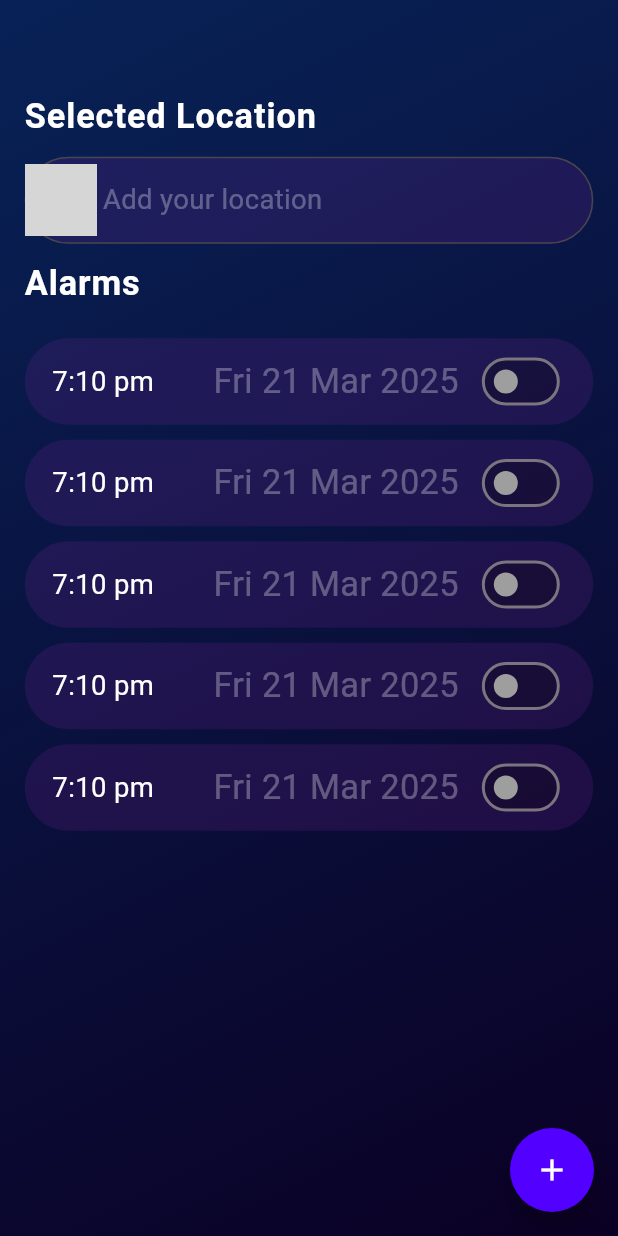
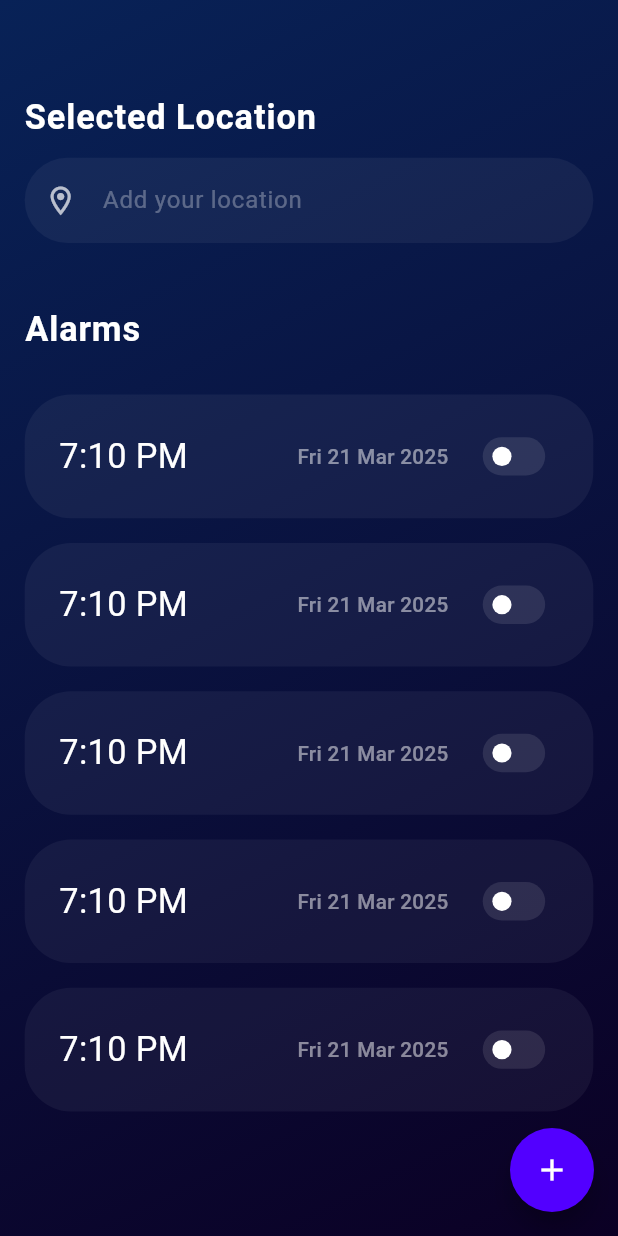
Before and after one commit to motabbir006/Softvence_Skill-Assessment-Task, a Flutter app: the screen it shows after launch, after a tap on "Skip", on a phone screen of 412 x 824 dp. Run offline on Flutter 3.47's test engine with Material 3 defaults, Android fonts, the phone set to English and light mode, and no system bars; our stand-ins replace flutter_screenutil, geolocator, get, smooth_page_indicator, video_player; grey boxes are pictures that could not be loaded.

Commit message:
Refactor project structure: remove unused assets and rename videos

```diff
--- a/lib/common_widget/onboard_title_section.dart
+++ /dev/null
@@ -1,45 +0,0 @@
-import 'package:flutter/material.dart';
-import 'package:flutter_screenutil/flutter_screenutil.dart';
-
-
-class Onboarding_title_scetion extends StatelessWidget {
-
-  final String text1;
-  final String text2;
-  final VoidCallback onTap;
-  Onboarding_title_scetion({
-    super.key, required this.text1, required this.text2, required this.onTap,
-  });
-
-  @override
-  Widget build(BuildContext context) {
-    return Padding(
-      padding:  EdgeInsets.all(16.r),
-      child: Column(
-        spacing: 10,
-        children: [
-          Text(text1,style:
-          TextStyle(color: Colors.white,letterSpacing: .2,fontSize: 30.sp,fontWeight: FontWeight.bold),),
-          SizedBox(height: 5.h,),
-          Text(text2,style:
-          TextStyle(color: Colors.white,fontSize: 14.sp),),
-          SizedBox(height: 55.h,),
-          ElevatedButton(
-              onPressed: onTap,
-              style: ButtonStyle(
-                  fixedSize: WidgetStatePropertyAll(Size(328.w, 56.h)),
-                  backgroundColor: WidgetStatePropertyAll(Color(0xff5200FF)),
-                  shape: WidgetStatePropertyAll(RoundedRectangleBorder(
-                      borderRadius: BorderRadiusGeometry.circular(69.r)
-                  ))
-
-
-              ),
-              child: Text("Next",style: TextStyle(color: Colors.white,fontSize: 16.sp,fontWeight: FontWeight.bold),))
-
-
-        ],
-      ),
-    );
-  }
-}
--- a/lib/common_widget/onboard_video_section.dart
+++ /dev/null
@@ -1,45 +0,0 @@
-import 'package:flutter/material.dart';
-import 'package:flutter_screenutil/flutter_screenutil.dart';
-import 'package:get/get.dart';
-
-import '../features/home_page.dart';
-
-class Onboard_video_section extends StatelessWidget {
-
-
-  final String img;
-  const Onboard_video_section({
-    super.key, required this.img,
-  });
-
-
-
-  @override
-  Widget build(BuildContext context) {
-    return Stack(
-      children: [
-        Container(
-          width: 360.w,
-          height: 429.h,
-          decoration: BoxDecoration(
-
-              borderRadius: BorderRadius.circular(32.r),
-              image: DecorationImage(image: AssetImage(img))
-          ),
-
-
-        ),
-        Positioned(
-          top: 33,
-          right: 20,
-          child: TextButton(
-              onPressed: (){
-                Get.to(()=>HomePage());
-              },
-              child: Text("Skip",style: TextStyle(color: Colors.white,fontSize: 16.sp,fontWeight: FontWeight.bold),)),
-        ),
-
-      ],
-    );
-  }
-}
--- a/lib/features/home_page.dart
+++ b/lib/features/home_page.dart
@@ -1,5 +1,7 @@
 import 'package:flutter/material.dart';
 import 'package:flutter_screenutil/flutter_screenutil.dart';
+import 'package:get/get.dart';
+import 'location/location_page.dart';
 
 class HomePage extends StatefulWidget {
   const HomePage({super.key});
@@ -13,9 +15,37 @@ class _HomePageState extends State<HomePage> {
   bool isOn = false;
   List<bool> switchValues = List.generate(5, (index) => false);
 
-  List<DateTime> alarmTimes =
-  List.generate(5, (index) => DateTime.now());
+  List<TimeOfDay> alarmTimes = List.generate(5, (index) => const TimeOfDay(hour: 19, minute: 10)); // Default 7:10 PM
 
+  Future<void> _selectTime(int index) async {
+    final TimeOfDay? picked = await showTimePicker(
+      context: context,
+      initialTime: alarmTimes[index],
+      builder: (context, child) {
+        return Theme(
+          data: ThemeData.dark().copyWith(
+            colorScheme: const ColorScheme.dark(
+              primary: Color(0xff5200FF),
+              onPrimary: Colors.white,
+              surface: Color(0xff0B0024),
+              onSurface: Colors.white,
+            ),
+            dialogBackgroundColor: const Color(0xff082257),
+          ),
+          child: child!,
+        );
+      },
+    );
+    if (picked != null && picked != alarmTimes[index]) {
+      setState(() {
+        alarmTimes[index] = picked;
+      });
+    }
+  }
+
+
+
+  TextEditingController locationController = TextEditingController();
 
   @override
   Widget build(BuildContext context) {
@@ -48,48 +78,74 @@ class _HomePageState extends State<HomePage> {
           child: Column(
             mainAxisAlignment: MainAxisAlignment.start,
             crossAxisAlignment: CrossAxisAlignment.start,
-            spacing: 10,
+            spacing: 10.h,
             children: [
               SizedBox(height: 50.h,),
               Text("Selected Location",style: TextStyle(color: Colors.white,fontSize: 20.sp,letterSpacing: .6,fontWeight: FontWeight.w600),textAlign: TextAlign.center,),
               TextFormField(
+                controller: locationController,
+                readOnly: true, // Prevent keyboard from opening
+                onTap: () async {
+                   final result = await Get.to(() => LocationPage());
+                   if (result != null) {
+                     setState(() {
+                       locationController.text = result.toString();
+                     });
+                   }
+                },
                 decoration: InputDecoration(
-                    fillColor: Colors.purple.withOpacity(.15),
+                    fillColor: Colors.white.withOpacity(.05),
                     filled: true,
-                    border: OutlineInputBorder(
-                        borderRadius: BorderRadius.circular(61.r)
-
+                    contentPadding: EdgeInsets.symmetric(horizontal: 20.w, vertical: 16.h),
+                    enabledBorder: OutlineInputBorder(
+                        borderRadius: BorderRadius.circular(30.r),
+                        borderSide: BorderSide.none,
                     ),
-                    hint: Text("Add your location",style: TextStyle(color: Colors.white.withOpacity(.3),fontSize: 16.sp)),
-                    prefixIcon: ImageIcon(AssetImage("assets/images/lo.png",),size: 12.r,color: Colors.white ,)
+                    focusedBorder: OutlineInputBorder(
+                        borderRadius: BorderRadius.circular(30.r),
+                        borderSide: BorderSide.none,
                     ),
+                    hintText: "Add your location",
+                    hintStyle: TextStyle(color: Colors.white.withOpacity(.3),fontSize: 14.sp),
+                    prefixIcon: Icon(Icons.location_on_outlined, color: Colors.white.withOpacity(0.7), size: 20.sp,),
                 ),
-              Text("Alarms",style: TextStyle(color: Colors.white,fontSize: 20.sp,letterSpacing: .6,fontWeight: FontWeight.w600),textAlign: TextAlign.center,),
+                style: TextStyle(color: Colors.white),
+              ),
+              SizedBox(height: 20.h),
+              Text("Alarms",style: TextStyle(color: Colors.white,fontSize: 20.sp,letterSpacing: .6,fontWeight: FontWeight.w600),textAlign: TextAlign.left,),
               Expanded(
                 child: ListView.builder(
                     itemCount: switchValues.length,
                     itemBuilder: (context,index){
                       return Padding(
-                        padding: const EdgeInsets.only(top: 10.0),
+                        padding: EdgeInsets.only(top: 16.h),
                         child: Container(
-                          width: 328.w,
-                          height: 56.h,
+                          width: double.infinity,
+                          height: 80.h, // Increased height
                           decoration: BoxDecoration(
-                              color: Colors.purple.withOpacity(.15),
-                              borderRadius: BorderRadius.circular(89.r)
+                              color: Colors.white.withOpacity(.05), // Matches input field
+                              borderRadius: BorderRadius.circular(30.r)
 
                           ),
                           child: Padding(
-                            padding:  EdgeInsets.symmetric(horizontal: 16.w),
+                            padding:  EdgeInsets.symmetric(horizontal: 20.w),
                             child: Row(
                               mainAxisSize: MainAxisSize.min, mainAxisAlignment: MainAxisAlignment.spaceBetween,
                               children: [
-                                Text("7:10 pm",style: TextStyle(color: Colors.white,fontSize: 16.sp)),
+                                InkWell(
+                                  onTap: () => _selectTime(index),
+                                  child: Text(
+                                    alarmTimes[index].format(context),
+                                    style: TextStyle(color: Colors.white,fontSize: 20.sp, fontWeight: FontWeight.normal),
+                                  ),
+                                ),
                                 Row(
                                   children: [
-                                    Text(" Fri 21 Mar 2025",style: TextStyle(color: Colors.white.withOpacity(.3),fontSize: 20.sp)),
-                                    SizedBox(width: 10.w,),
-                                    Switch(
+                                    Text("Fri 21 Mar 2025",style: TextStyle(color: Colors.white.withOpacity(.5),fontSize: 12.sp, fontWeight: FontWeight.w500)),
+                                    SizedBox(width: 12.w,),
+                                    Transform.scale(
+                                      scale: 0.8,
+                                      child: Switch(
                                         value: switchValues[index],
 
                                         onChanged: (value) {
@@ -99,8 +155,10 @@ class _HomePageState extends State<HomePage> {
                                         },
                                         activeColor: Colors.white,
                                         activeTrackColor: Color(0xff5200FF),
-                                      inactiveThumbColor: Colors.grey,
-                                      inactiveTrackColor: Colors.black26,
+                                        inactiveThumbColor: Colors.white,
+                                        inactiveTrackColor: Colors.white.withOpacity(0.1),
+                                        trackOutlineColor: MaterialStateProperty.all(Colors.transparent),
+                                      ),
                                     )
 
 
--- /dev/null
+++ b/lib/features/onboarding_screens/onboarding_page.dart
@@ -0,0 +1,289 @@
+import 'package:alarm_clock/features/home_page.dart';
+import 'package:flutter/material.dart';
+import 'package:flutter_screenutil/flutter_screenutil.dart';
+import 'package:get/get.dart';
+import 'package:smooth_page_indicator/smooth_page_indicator.dart';
+import 'package:video_player/video_player.dart';
+import '../../constants/const_items.dart';
+
+class OnboardingPage extends StatefulWidget {
+  const OnboardingPage({super.key});
+
+  @override
+  State<OnboardingPage> createState() => _OnboardingPageState();
+}
+
+
+
+class _OnboardingPageState extends State<OnboardingPage> {
+  late PageController _pageController;
+  late List<VideoPlayerController?> _videoControllers;
+  int _currentIndex = 0;
+
+  final List<String> _videoPaths = [
+    'assets/videos/onboarding_1.mp4',
+    'assets/videos/onboarding_2.mp4',
+    'assets/videos/onboarding_3.mp4',
+  ];
+
+  @override
+  void initState() {
+    super.initState();
+    _pageController = PageController();
+    _videoControllers = List.generate(_videoPaths.length, (_) => null);
+    _initializeVideos();
+  }
+
+  void _initializeVideos() {
+    for (int i = 0; i < _videoPaths.length; i++) {
+      _initVideoAtIndex(i);
+    }
+  }
+
+  Future<void> _initVideoAtIndex(int index) async {
+    final controller = VideoPlayerController.asset(_videoPaths[index]);
+    _videoControllers[index] = controller;
+
+    try {
+      await controller.initialize();
+      controller.setLooping(false); // Disable looping for auto-advance
+      controller.setVolume(1.0); // User might want sound? Original code had mute. Keeping mute for now as safest or enabling if they asked? "video kai add korecho" implies visual. Let's keep mute to be safe or maybe user wants sound? "Mobile Video with sound" was filename. Let's enable sound? No, usually onboarding is silent. Sticking to mute but focusing on logic.
+      // Wait, filename had "with sound". User said "video loop akare ghurse".
+      // I will set volume to 0 for now to avoid blasting.
+      controller.setVolume(0.0);
+
+      // Add listener for video completion
+      controller.addListener(() {
+        if (controller.value.isInitialized &&
+            controller.value.position >= controller.value.duration) {
+             // Use a post frame callback or ensure we don't call setState during build if that happens
+             // But simplest is to check if it's the current video playing
+             if (_currentIndex == index) {
+               _onNext();
+             }
+        }
+      });
+
+      if (index == 0) {
+        controller.play();
+      }
+
+      if (mounted) {
+        setState(() {});
+      }
+    } catch (e) {
+      debugPrint("Error initializing video $index: $e");
+    }
+  }
+
+  @override
+  void dispose() {
+    _pageController.dispose();
+    for (var controller in _videoControllers) {
+      controller?.dispose();
+    }
+    super.dispose();
+  }
+
+  void _onNext() {
+    if (_currentIndex < 2) {
+      _pageController.nextPage(
+        duration: const Duration(milliseconds: 300),
+        curve: Curves.easeInOut,
+      );
+      // Play next video logic is handled in onPageChanged
+    } else {
+      Get.off(() => const HomePage());
+    }
+  }
+
+  void _onSkip() {
+    Get.off(() => const HomePage());
+  }
+
+  void _handlePageChange(int index) {
+    setState(() {
+      _currentIndex = index;
+    });
+    // Pause previous video
+    if (index > 0) {
+       _videoControllers[index - 1]?.pause();
+       _videoControllers[index - 1]?.seekTo(Duration.zero);
+    }
+    if (index < _videoControllers.length - 1) {
+       _videoControllers[index + 1]?.pause(); // precautionary
+    }
+
+    // Play current video
+    _videoControllers[index]?.play();
+  }
+
+  @override
+  Widget build(BuildContext context) {
+    return Scaffold(
+      backgroundColor: const Color(0xFF082257), // Deep blue from original screen_1
+      body: Column(
+        children: [
+          // Top Video Section
+          // Top Video Section
+          Expanded(
+            flex: 6,
+            child: Stack(
+              children: [
+                ClipRRect(
+                  borderRadius: BorderRadius.only(
+                    bottomLeft: Radius.circular(32.r),
+                    bottomRight: Radius.circular(32.r),
+                  ),
+                  child: PageView.builder(
+                    controller: _pageController,
+                    itemCount: _videoPaths.length,
+                    onPageChanged: _handlePageChange,
+                    itemBuilder: (context, index) {
+                      final controller = _videoControllers[index];
+                      if (controller == null || !controller.value.isInitialized) {
+                        return Container(
+                          color: Colors.black,
+                          child: const Center(
+                            child: CircularProgressIndicator(color: Colors.white),
+                          ),
+                        );
+                      }
+                      return SizedBox.expand(
+                        child: FittedBox(
+                          fit: BoxFit.cover,
+                          child: SizedBox(
+                            width: controller.value.size.width,
+                            height: controller.value.size.height,
+                            child: VideoPlayer(controller),
+                          ),
+                        ),
+                      );
+                    },
+                  ),
+                ),
+                // Skip Button Positioned on top of video
+                Positioned(
+                  top: 50.h,
+                  right: 20.w,
+                  child: TextButton(
+                    onPressed: _onSkip,
+                    child: Text(
+                      'Skip',
+                      style: TextStyle(
+                        color: Colors.white,
+                        fontSize: 16.sp,
+                        fontWeight: FontWeight.bold,
+                      ),
+                    ),
+                  ),
+                ),
+              ],
+            ),
+          ),
+
+          // Bottom Content Section
+          Expanded(
+            flex: 4,
+            child: Padding(
+              padding: EdgeInsets.symmetric(horizontal: 20.w),
+              child: Column(
+                mainAxisAlignment: MainAxisAlignment.spaceEvenly,
+                crossAxisAlignment: CrossAxisAlignment.start,
+                children: [
+                  Column(
+                    crossAxisAlignment: CrossAxisAlignment.start,
+                    children: [
+                       Text(
+                        _getTitle(_currentIndex),
+                        style: TextStyle(
+                          color: Colors.white,
+                          fontSize: 28.sp,
+                          fontWeight: FontWeight.bold,
+                          height: 1.2,
+                        ),
+                      ),
+                      SizedBox(height: 16.h),
+                      Text(
+                        _getSubtitle(_currentIndex),
+                        style: TextStyle(
+                          color: Colors.white.withOpacity(0.8),
+                          fontSize: 15.sp,
+                          height: 1.5,
+                        ),
+                      ),
+                    ],
+                  ),
+
+                  // Navigation Row (Next Button + Indicator)
+                  // But user said "next button er opore indicator" (indicator ABOVE next button)
+                  Column(
+                    children: [
+                      // Indicator
+                      Center(
+                        child: SmoothPageIndicator(
+                          controller: _pageController,
+                          count: 3,
+                          effect: WormEffect( // Switched to WormEffect as simpler "goal" style
+                            activeDotColor: Colors.white,
+                            dotColor: Colors.white.withOpacity(0.2),
+                            dotHeight: 10.h,
+                            dotWidth: 10.w,
+                            spacing: 8.w,
+                          ),
+                        ),
+                      ),
+
+                      SizedBox(height: 30.h),
+
+                      // Next Button
+                      SizedBox(
+                        width: double.infinity,
+                        height: 56.h,
+                        child: ElevatedButton(
+                          onPressed: _onNext,
+                          style: ElevatedButton.styleFrom(
+                            backgroundColor: const Color(0xFF5D30E9),
+                            shape: RoundedRectangleBorder(
+                              borderRadius: BorderRadius.circular(30.r),
+                            ),
+                          ),
+                          child: Text(
+                            'Next',
+                            style: TextStyle(
+                              color: Colors.white,
+                              fontSize: 16.sp,
+                              fontWeight: FontWeight.bold,
+                            ),
+                          ),
+                        ),
+                      ),
+                    ],
+                  ),
+                ],
+              ),
+            ),
+          ),
+        ],
+      ),
+    );
+  }
+
+  String _getTitle(int index) {
+    switch (index) {
+      case 0: return AllConstants.onboard_title1;
+      case 1: return AllConstants.onboard_title2;
+      case 2: return AllConstants.onboard_title3;
+      default: return "";
+    }
+  }
+
+  String _getSubtitle(int index) {
+    switch (index) {
+      case 0: return AllConstants.onboard_subtitle1;
+      case 1: return AllConstants.onboard_subtitle2;
+      case 2: return AllConstants.onboard_subtitle3;
+      default: return "";
+    }
+  }
+}
--- a/lib/features/onboarding_screens/screen_1.dart
+++ /dev/null
@@ -1,37 +0,0 @@
-import 'package:alarm_clock/features/onboarding_screens/screen_2.dart';
-import 'package:flutter/material.dart';
-import 'package:get/get.dart';
-
-import '../../common_widget/onboard_title_section.dart';
-import '../../common_widget/onboard_video_section.dart';
-import '../../constants/const_items.dart';
-
-class Screen1 extends StatefulWidget {
-  const Screen1({super.key});
-
-  @override
-  State<Screen1> createState() => _Screen1State();
-}
-
-class _Screen1State extends State<Screen1> {
-  @override
-  Widget build(BuildContext context) {
-    return Scaffold(
-      backgroundColor: Color(0xff082257),
-      body: Column(
-        children: [
-          Onboard_video_section(img: "assets/images/img1.png"),
-
-          Onboarding_title_scetion(
-            text1: AllConstants.onboard_title1,
-            text2: AllConstants.onboard_subtitle1,
-            onTap: (){
-              Get.to(()=>Screen2());
-            },
-          )
-        ],
-      ),
-
-    );
-  }
-}
--- a/lib/main.dart
+++ b/lib/main.dart
@@ -2,9 +2,24 @@ import 'package:flutter/material.dart';
 import 'package:flutter_screenutil/flutter_screenutil.dart';
 import 'package:get/get.dart';
 
-import 'features/onboarding_screens/screen_1.dart';
+import 'features/onboarding_screens/onboarding_page.dart';
+
+import 'dart:async';
+import 'dart:ui';
 
 void main() {
+  // Global Error Handling
+  FlutterError.onError = (FlutterErrorDetails details) {
+    FlutterError.dumpErrorToConsole(details);
+    // You can also log error to a service like Sentry or Firebase Crashlytics here
+  };
+
+  PlatformDispatcher.instance.onError = (error, stack) {
+    debugPrint("Global Async Error: $error");
+    // Prevent app from crashing
+    return true;
+  };
+
   runApp(const MyApp());
 }
 
@@ -23,7 +38,7 @@ class MyApp extends StatelessWidget {
 
           colorScheme: ColorScheme.fromSeed(seedColor: Colors.deepPurple),
         ),
-        home: Screen1(),
+        home: OnboardingPage(),
       ),
     );
   }
--- a/pubspec.yaml
+++ b/pubspec.yaml
@@ -70,6 +70,7 @@ flutter:
   # To add assets to your application, add an assets section, like this:
   assets:
      - assets/images/
+     - assets/videos/
   #   - images/a_dot_ham.jpeg
 
   # An image asset can refer to one or more resolution-specific "variants", see
```
Also changed, not shown: lib/features/location/location_page.dart (+17 -11 lines), lib/features/onboarding_screens/screen_2.dart (deleted, +0 -37 lines), lib/features/onboarding_screens/screen_3.dart (deleted, +0 -37 lines), assets/images/img1.png (deleted), assets/images/img2.png (deleted), assets/images/img3.png (deleted), 3 other files. Lines whose indentation alone changed are shown as unchanged.
